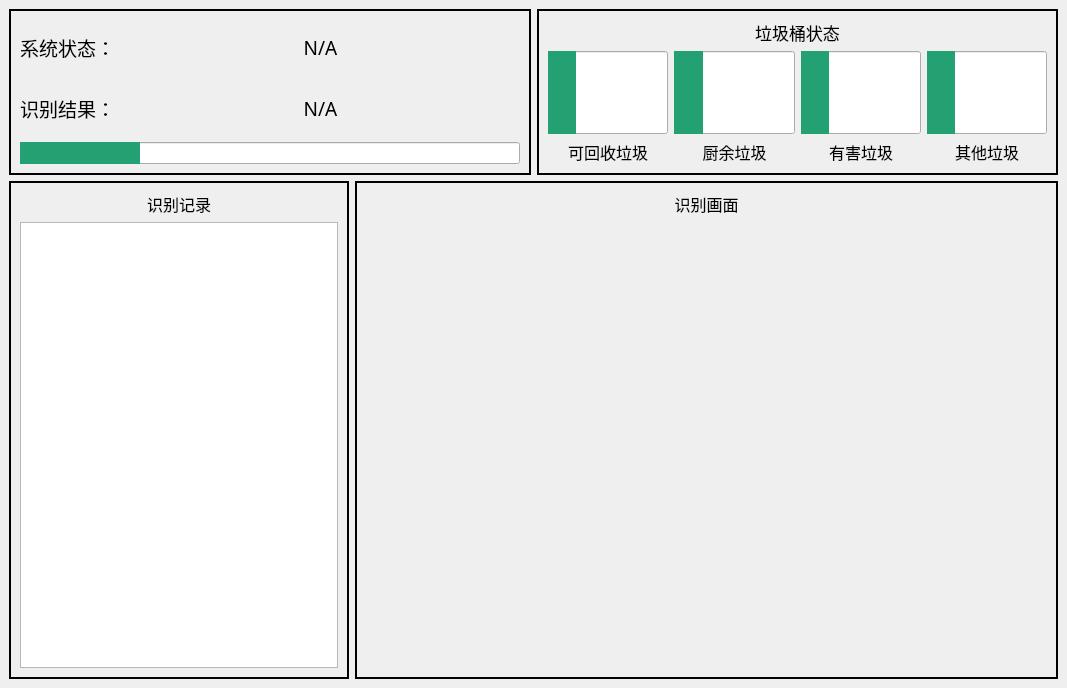
Old version of the form rubbish_gui/rubbish_main.ui in the repository ElluIFX/rubbish-prj.
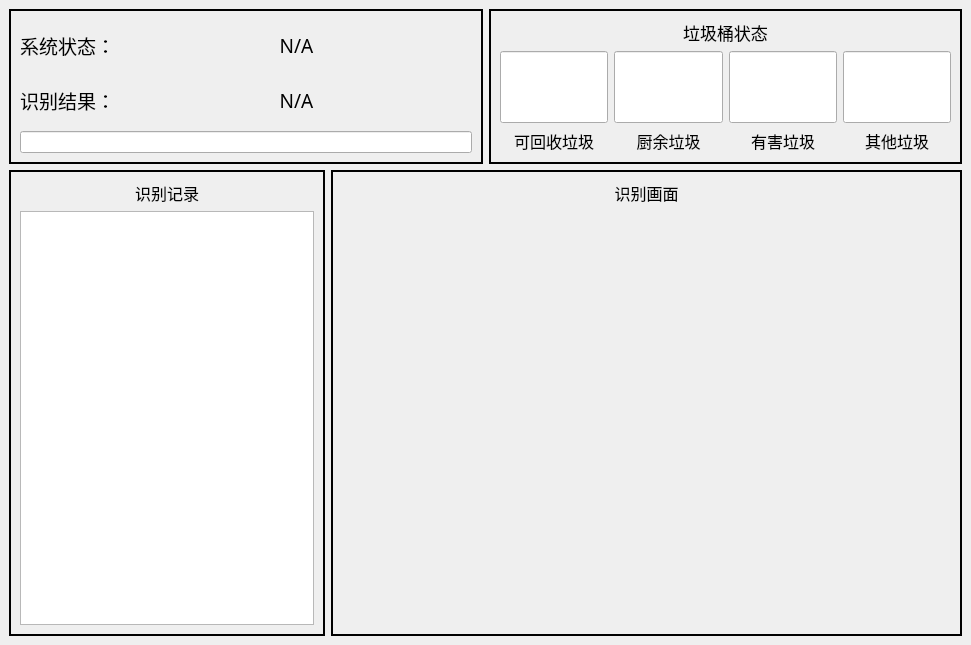
New version of the form. Custom widgets are drawn as their Qt base class.

Diff of the .ui file:
```diff
--- a/rubbish_gui/rubbish_main.ui
+++ b/rubbish_gui/rubbish_main.ui
@@ -6,8 +6,8 @@
    <rect>
     <x>0</x>
     <y>0</y>
-    <width>1067</width>
-    <height>688</height>
+    <width>971</width>
+    <height>645</height>
    </rect>
   </property>
   <property name="windowTitle">
@@ -113,7 +113,7 @@
             <string notr="true">QProgressBar::chunk {   background-color:#23A173;}</string>
            </property>
            <property name="value">
-            <number>24</number>
+            <number>0</number>
            </property>
            <property name="format">
             <string/>
@@ -173,7 +173,7 @@
                 <string notr="true">QProgressBar::chunk {   background-color:#23A173;}</string>
                </property>
                <property name="value">
-                <number>24</number>
+                <number>0</number>
                </property>
                <property name="format">
                 <string/>
@@ -212,7 +212,7 @@
                 <string notr="true">QProgressBar::chunk {   background-color:#23A173;}</string>
                </property>
                <property name="value">
-                <number>24</number>
+                <number>0</number>
                </property>
                <property name="format">
                 <string/>
@@ -251,7 +251,7 @@
                 <string notr="true">QProgressBar::chunk {   background-color:#23A173;}</string>
                </property>
                <property name="value">
-                <number>24</number>
+                <number>0</number>
                </property>
                <property name="format">
                 <string/>
@@ -290,7 +290,7 @@
                 <string notr="true">QProgressBar::chunk {   background-color:#23A173;}</string>
                </property>
                <property name="value">
-                <number>24</number>
+                <number>0</number>
                </property>
                <property name="alignment">
                 <set>Qt::AlignLeading|Qt::AlignLeft|Qt::AlignVCenter</set>
@@ -361,8 +361,8 @@
           <rect>
            <x>0</x>
            <y>0</y>
-           <width>336</width>
-           <height>492</height>
+           <width>311</width>
+           <height>460</height>
           </rect>
          </property>
          <layout class="QVBoxLayout" name="verticalLayout">
```
